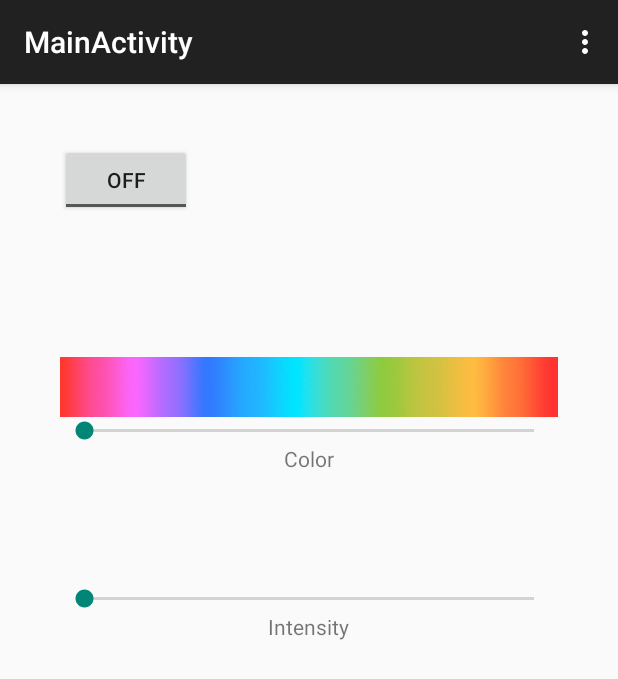
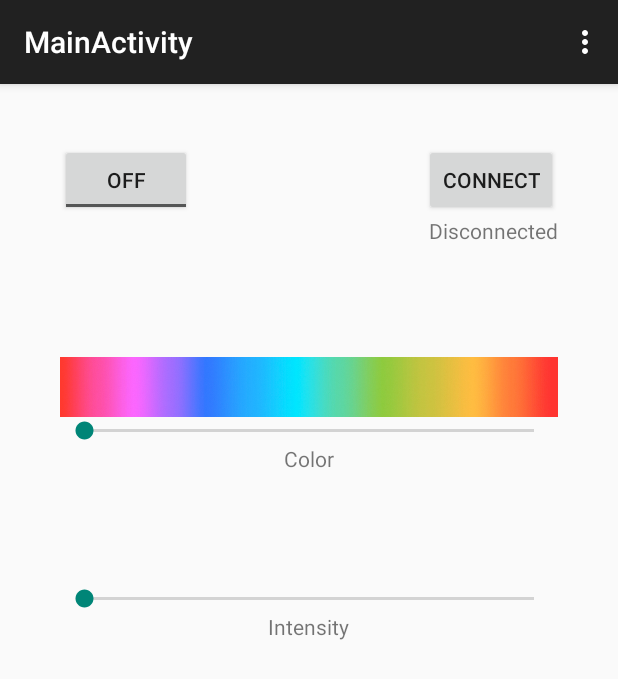
Before and after one commit to swstack/bean-led-strip, an Android app: the screen it shows after launch (MainActivity), on a phone screen of 412 x 824 dp. Shown: the top 679 px of the screen. Run offline under Robolectric (Android 15) with nearby library versions, the phone set to English and light mode, and no system bars; libraries missing offline, so code that uses them is left out: com.punchthrough.bean; 3 statements that could not run were skipped.

Commit message:
android-gui: add connect button w/ current connection status text

```diff
--- a/android/app/src/main/res/layout/activity_main.xml
+++ b/android/app/src/main/res/layout/activity_main.xml
@@ -14,7 +14,6 @@
         android:id="@+id/powerButton"
         android:checked="false"
         android:layout_alignParentTop="true"
-        android:layout_alignParentLeft="true"
         android:layout_alignParentStart="true" />
 
     <SeekBar
@@ -64,4 +63,28 @@
         android:layout_below="@+id/intensitySeekBar"
         android:layout_centerHorizontal="true" />
 
+    <ImageView
+        android:layout_width="wrap_content"
+        android:layout_height="wrap_content"
+        android:id="@+id/imageView2"
+        android:layout_alignBottom="@+id/powerButton"
+        android:layout_alignEnd="@+id/powerButton" />
+
+    <Button
+        android:layout_width="wrap_content"
+        android:layout_height="wrap_content"
+        android:text="Connect"
+        android:id="@+id/connectButton"
+        android:layout_above="@+id/imageView"
+        android:layout_alignParentEnd="true" />
+
+    <TextView
+        android:layout_width="wrap_content"
+        android:layout_height="wrap_content"
+        android:textAppearance="?android:attr/textAppearanceSmall"
+        android:text="Disconnected"
+        android:id="@+id/connectStatusText"
+        android:layout_below="@+id/connectButton"
+        android:layout_alignEnd="@+id/connectButton" />
+
 </RelativeLayout>
```
